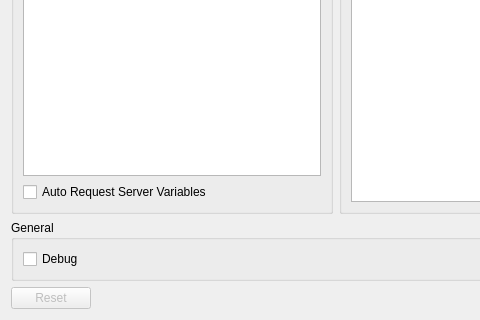
Above: scripts/info/settings.ui from Bluscream/pyTSon_plugins before the change; both pictures show x 0 to 480 and y 380 to 700 of the 1001 by 700 pixel window. Below: the same form after it.
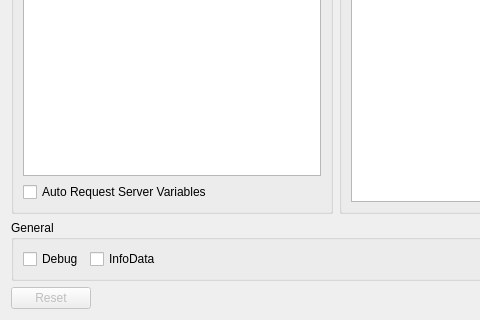
That is the form after the change.

```diff
--- a/scripts/info/settings.ui
+++ b/scripts/info/settings.ui
@@ -95,6 +95,13 @@
         </property>
        </widget>
       </item>
+      <item>
+       <widget class="QCheckBox" name="chk_infodata">
+        <property name="text">
+         <string>InfoData</string>
+        </property>
+       </widget>
+      </item>
       <item>
        <spacer name="horizontalSpacer">
         <property name="orientation">
```
